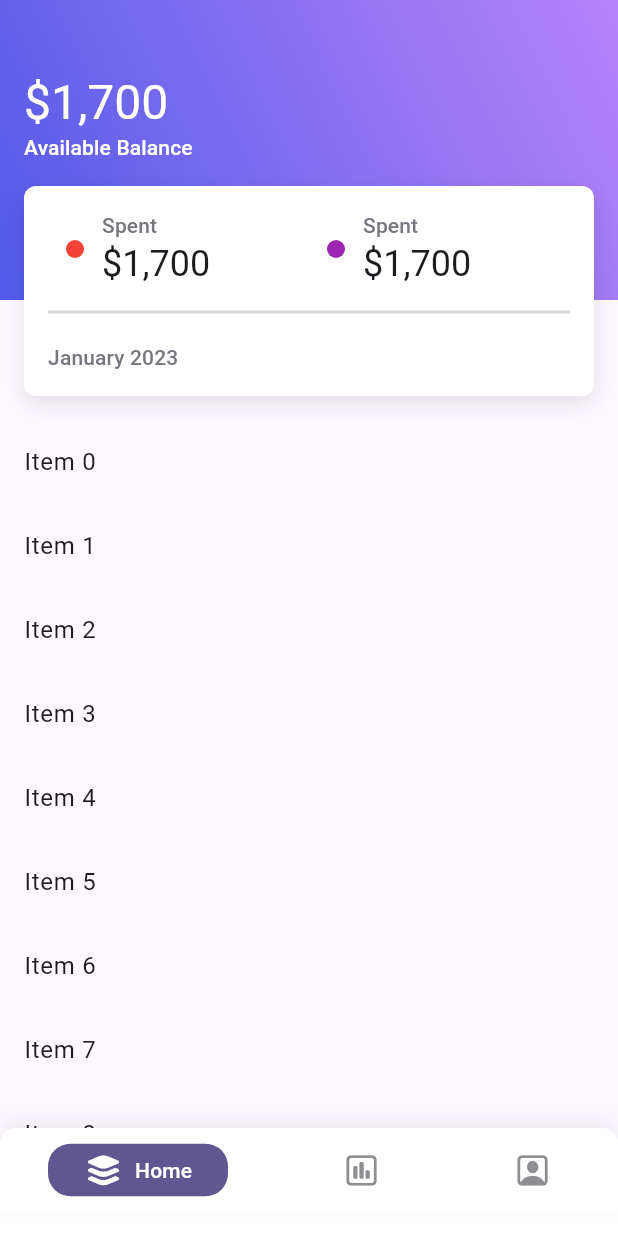
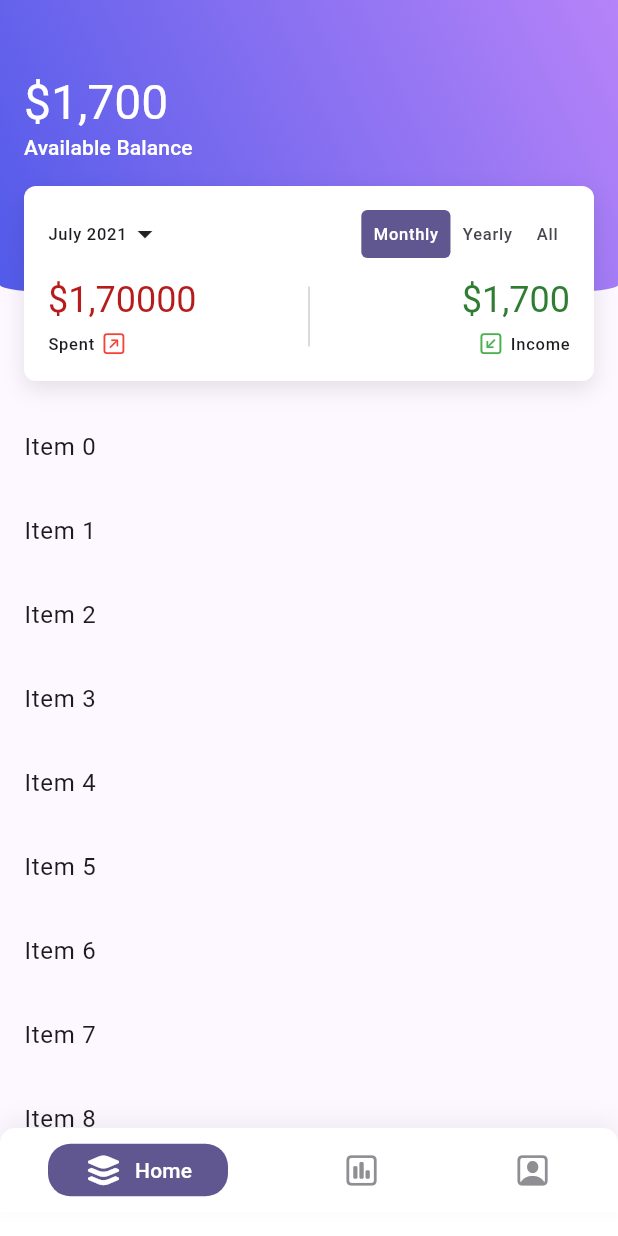
Before and after one commit to 7ANV1R/ThriftyCash, a Flutter app: the screen it shows once a user with an empty profile is signed in, on a phone screen of 412 x 824 dp. Run offline on Flutter 3.47's test engine with Material 3 defaults, Android fonts, the phone set to English and light mode, and no system bars; drawn by our look-alikes of persistent_bottom_nav_bar_v2; our stand-ins replace after_layout, connectivity_plus, flutter_animate, flutter_hooks, flutter_spinkit, fpdart and 8 more; accounts and stored records are empty.

Commit message:
😢 me feeling sad

```diff
--- a/lib/features/temp/temp_homepage.dart
+++ b/lib/features/temp/temp_homepage.dart
@@ -1,4 +1,6 @@
+import 'package:flutter/cupertino.dart';
 import 'package:flutter/material.dart';
+import 'package:flutter_hooks/flutter_hooks.dart';
 import 'package:hooks_riverpod/hooks_riverpod.dart';
 import 'package:thrifycash/common/ui/gap_helper.dart';
 import 'package:thrifycash/common/ui/ui_utils.dart';
@@ -15,6 +17,7 @@ class _TempHomePageState extends ConsumerState<TempHomePage> {
   Widget build(BuildContext context) {
     final textTheme = getTextTheme(context);
     final scheme = getColorScheme(context);
+    final tabController = useTabController(initialLength: 3);
     return Scaffold(
       body: CustomScrollView(
         slivers: [
@@ -25,6 +28,9 @@ class _TempHomePageState extends ConsumerState<TempHomePage> {
                   height: 200,
                   width: double.infinity,
                   decoration: const BoxDecoration(
+                      borderRadius: BorderRadius.vertical(
+                        bottom: Radius.elliptical(200, 10),
+                      ),
                       gradient: LinearGradient(
                         begin: Alignment.bottomLeft,
                         end: Alignment.topRight,
@@ -71,64 +77,131 @@ class _TempHomePageState extends ConsumerState<TempHomePage> {
                         child: Column(
                           crossAxisAlignment: CrossAxisAlignment.stretch,
                           children: [
+                            // tab bar
+
+                            Row(
+                              mainAxisAlignment: MainAxisAlignment.spaceBetween,
+                              children: [
+                                GestureDetector(
+                                  onTap: () {
+                                    showModalBottomSheet(
+                                        context: context,
+                                        builder: (context) {
+                                          return SizedBox(
+                                            height: 250,
+                                            child: CupertinoDatePicker(
+                                              onDateTimeChanged: (value) {},
+                                              backgroundColor: Colors.transparent,
+                                              initialDateTime: DateTime.now(),
+                                              mode: CupertinoDatePickerMode.monthYear,
+                                            ),
+                                          );
+                                        });
+                                  },
+                                  child: Row(
+                                    children: [
+                                      Text('July 2021', style: textTheme.labelSmall),
+                                      const Icon(
+                                        Icons.arrow_drop_down,
+                                        size: 24,
+                                      ),
+                                    ],
+                                  ),
+                                ),
+                                TabBar(
+                                  tabs: const [
+                                    Padding(
+                                      padding: EdgeInsets.all(8.0),
+                                      child: Text('Monthly'),
+                                    ),
+                                    Padding(
+                                      padding: EdgeInsets.all(8.0),
+                                      child: Text('Yearly'),
+                                    ),
+                                    Padding(
+                                      padding: EdgeInsets.all(8.0),
+                                      child: Text('All'),
+                                    ),
+                                  ],
+                                  indicator: BoxDecoration(
+                                    borderRadius: BorderRadius.circular(4),
+                                    color: scheme.primary,
+                                  ),
+                                  padding: EdgeInsets.zero,
+                                  labelPadding: EdgeInsets.zero,
+                                  indicatorPadding: EdgeInsets.zero,
+                                  dividerColor: Colors.transparent,
+                                  labelColor: Colors.white,
+                                  labelStyle: textTheme.labelSmall,
+                                  controller: tabController,
+                                  isScrollable: true,
+                                  indicatorWeight: 0,
+                                  indicatorSize: TabBarIndicatorSize.tab,
+                                ),
+                              ],
+                            ),
+
+                            // spent vs income
+
+                            kGapSpaceM,
                             Row(
                               children: [
-                                kGapSpaceM,
                                 Expanded(
-                                  child: Row(
-                                    children: [
-                                      Container(
-                                        height: 12,
-                                        width: 12,
-                                        decoration: const BoxDecoration(
-                                          color: Colors.red,
-                                          shape: BoxShape.circle,
-                                        ),
-                                      ),
-                                      kGapSpaceM,
-                                      Column(
+                                  child: Column(
                                     crossAxisAlignment: CrossAxisAlignment.start,
                                     children: [
                                       Text(
-                                            'Spent',
-                                            style: textTheme.labelLarge!.copyWith(
-                                              color: scheme.outline,
+                                        '\$1,70000',
+                                        style: textTheme.headlineSmall!.copyWith(
+                                          color: Colors.red.shade900,
                                         ),
                                       ),
+                                      kGapSpaceXS,
+                                      Row(
+                                        children: [
                                           Text(
-                                            '\$1,700',
-                                            style: textTheme.headlineSmall,
+                                            'Spent',
+                                            style: textTheme.labelSmall,
+                                          ),
+                                          kGapSpaceXS,
+                                          const Icon(
+                                            CupertinoIcons.arrow_up_right_square,
+                                            color: Colors.red,
+                                            size: 18,
                                           ),
                                         ],
                                       ),
                                     ],
                                   ),
                                 ),
-                                kGapSpaceM,
+                                Container(
+                                  height: 40,
+                                  width: 1,
+                                  color: Colors.grey.withOpacity(0.5),
+                                ),
                                 Expanded(
-                                  child: Row(
+                                  child: Column(
+                                    crossAxisAlignment: CrossAxisAlignment.end,
                                     children: [
-                                      Container(
-                                        height: 12,
-                                        width: 12,
-                                        decoration: const BoxDecoration(
-                                          color: Colors.purple,
-                                          shape: BoxShape.circle,
+                                      Text(
+                                        '\$1,700',
+                                        style: textTheme.headlineSmall!.copyWith(
+                                          color: Colors.green.shade800,
                                         ),
                                       ),
-                                      kGapSpaceM,
-                                      Column(
-                                        crossAxisAlignment: CrossAxisAlignment.start,
+                                      kGapSpaceXS,
+                                      Row(
+                                        mainAxisAlignment: MainAxisAlignment.end,
                                         children: [
+                                          const Icon(
+                                            CupertinoIcons.arrow_down_left_square,
+                                            color: Colors.green,
+                                            size: 18,
+                                          ),
+                                          kGapSpaceXS,
                                           Text(
-                                            'Spent',
-                                            style: textTheme.labelLarge!.copyWith(
-                                              color: scheme.outline,
-                                            ),
-                                          ),
-                                          Text(
-                                            '\$1,700',
-                                            style: textTheme.headlineSmall,
+                                            'Income',
+                                            style: textTheme.labelSmall,
                                           ),
                                         ],
                                       ),
@@ -137,18 +210,8 @@ class _TempHomePageState extends ConsumerState<TempHomePage> {
                                 ),
                               ],
                             ),
-                            kGapSpaceS,
-                            Divider(
-                              color: scheme.outline.withOpacity(0.3),
-                              thickness: 2,
-                            ),
-                            kGapSpaceM,
-                            Text(
-                              'January 2023',
-                              style: textTheme.labelLarge!.copyWith(
-                                color: scheme.outline,
-                              ),
-                            ),
+
+                            // selected month
                           ],
                         ),
                       ),
```
Lines whose indentation alone changed are shown as unchanged.
